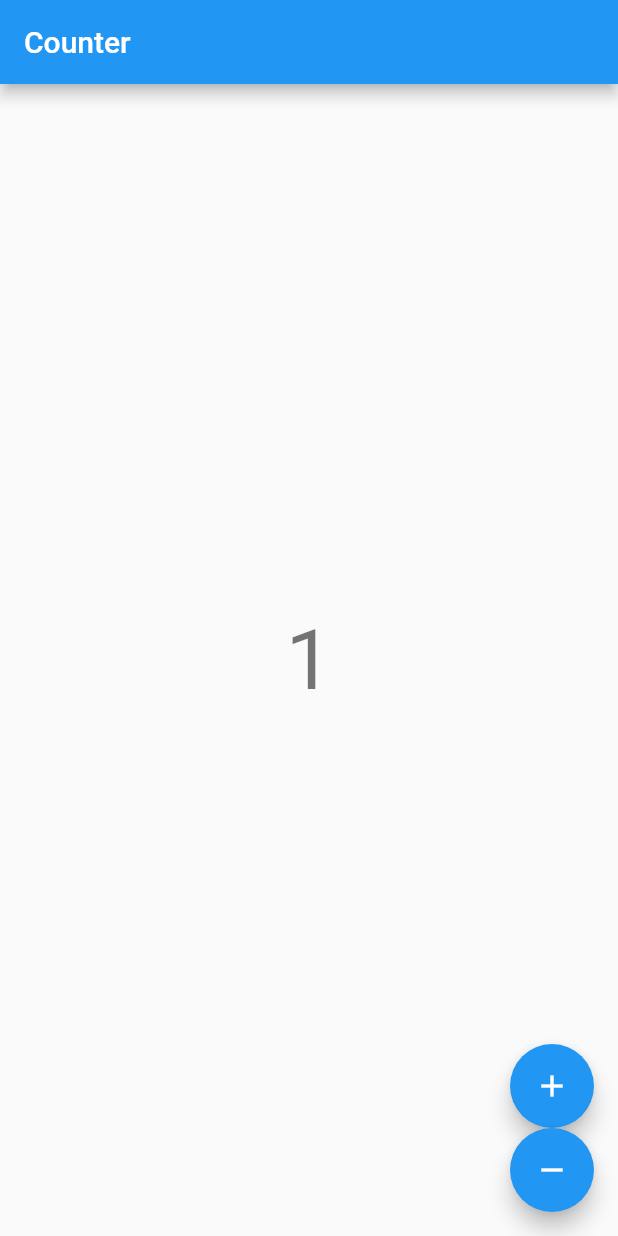
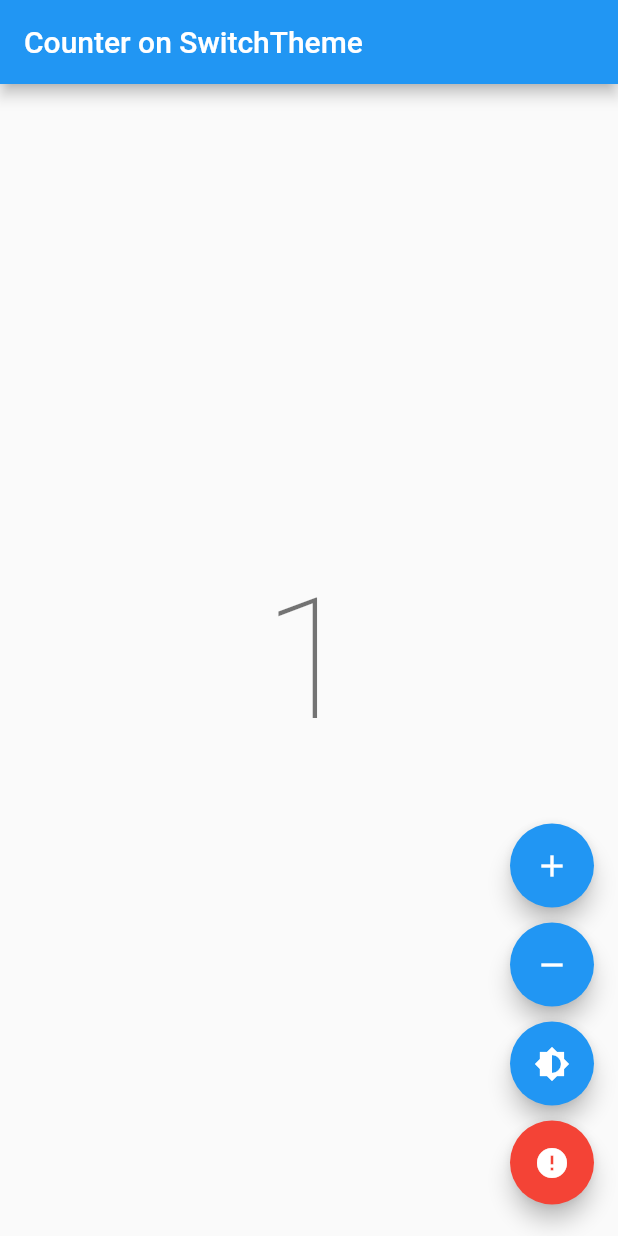
Before and after one commit to KonstantinDuda/flutter_BLoC, a Flutter app: the screen it shows after launch, after a tap on the "add" icon, on a phone screen of 412 x 824 dp. Run offline on Flutter 3.47's test engine with Material 2 defaults, Android fonts, the phone set to English and light mode, and no system bars; our stand-ins replace bloc, flutter_bloc.

Commit message:
ThemeSwitch
Переписал программу. Теперь тут и смена тебя и счетчик. TODO: Раскидать по разным файлам

```diff
--- a/lib/main.dart
+++ b/lib/main.dart
@@ -1,14 +1,180 @@
 import 'package:flutter/material.dart';
-import 'package:bloc/bloc.dart';
-//import 'package:flutter_bloc/flutter_bloc.dart';
-import 'bloc/counter_observer.dart';
-import 'app.dart';
+import 'package:flutter_bloc/flutter_bloc.dart';
+import 'dart:async';
+/*
+import 'view/home_page.dart';
+import 'bloc/theme_bloc.dart';
+import 'theme/theme_state.dart';
 
+void main() => runApp(MyApp());
+
+class MyApp extends StatelessWidget {
+  @override
+  Widget build(BuildContext context) {
+    return BlocProvider(
+      builder: (context) => ThemeBloc(),
+      child: BlocBuilder<ThemeBloc, ThemeState>(
+        builder: _buildWithTheme,
+      ),
+    );
+  }
+
+  Widget _buildWithTheme(BuildContext context, ThemeState state) {
+    return MaterialApp(
+      title: 'MaterialApp',
+      home: HomePage(),
+      theme: state.themeData,
+    );
+  }
+}*/
+
+class SimpleBlocObserver extends BlocObserver {
+  @override
+  void onEvent(Bloc bloc, Object event) {
+    print(event);
+    super.onEvent(bloc, event);
+  }
+
+  @override
+  void onChange(Cubit cubit, Change change) {
+    print(change);
+    super.onChange(cubit, change);
+  }
+
+  @override
+  void onTransition(Bloc bloc, Transition transition) {
+    print(transition);
+    super.onTransition(bloc, transition);
+  }
+
+  @override
+  void onError(Cubit cubit, Object error, StackTrace stackTrace) {
+    print(error);
+    super.onError(cubit, error, stackTrace);
+  }
+}
 
 void main() {
-  Bloc.observer = CounterObserver(); // Создается для реагирования на все переходы
-    // Блок делегат. По сути наблюдает за всеми изменениями состояний в приложении
-    // Создается наследованием от BlocObserver
-    // и перегрузкой метода onChange()
-  runApp(const CounterApp());
+  Bloc.observer = SimpleBlocObserver();
+  runApp(App());
 }
+
+class App extends StatelessWidget {
+
+  @override
+  Widget build(BuildContext context) {
+    return BlocProvider(
+      create: (_) => ThemeCubit(),
+      child: BlocBuilder<ThemeCubit, ThemeData>(
+        builder: (_, theme) {
+          return MaterialApp(
+            theme: theme,
+            home: BlocProvider(
+              create: (_) => CounterBloc(),
+              child: CounterPage(),
+            ),
+          );
+        },
+      ),
+    );
+  }
+}
+
+class CounterPage extends StatelessWidget {
+
+  @override
+  Widget build(BuildContext context) {
+    return Scaffold(
+      appBar: AppBar(title: const Text('Counter on SwitchTheme')),
+      body: BlocBuilder<CounterBloc, int>(
+        builder: (_, count) {
+          return Center(
+            child: Text(
+              '$count',
+              style: Theme.of(context).textTheme.headline1,
+            ),
+          );
+        },
+      ),
+      floatingActionButton: Column(
+        crossAxisAlignment: CrossAxisAlignment.end,
+        mainAxisAlignment: MainAxisAlignment.end,
+        children: <Widget>[
+          Padding(
+            padding: const EdgeInsets.symmetric(vertical: 5.0),
+            child: FloatingActionButton(
+              child: const Icon(Icons.add),
+              onPressed: () =>
+                context.read<CounterBloc>().add(CounterEvent.increment),
+            ),
+          ),
+          Padding(
+            padding: const EdgeInsets.symmetric(vertical: 5.0),
+            child: FloatingActionButton(
+              child: const Icon(Icons.remove),
+              onPressed: () =>
+                context.read<CounterBloc>().add(CounterEvent.decrement),
+            ),
+          ),
+          Padding(
+            padding: const EdgeInsets.symmetric(vertical: 5.0),
+            child: FloatingActionButton(
+              child: const Icon(Icons.brightness_6),
+              onPressed: () => context.read<ThemeCubit>().toggleTheme(),
+            ),
+          ),
+          Padding(
+            padding: const EdgeInsets.symmetric(vertical: 5.0),
+            child: FloatingActionButton(
+              backgroundColor: Colors.red,
+              child: const Icon(Icons.error),
+              onPressed: () => context.read<CounterBloc>().add(null),
+            ),
+          ),
+        ],
+      ),
+    );
+  }
+}
+
+enum CounterEvent {increment, decrement}
+
+class CounterBloc extends Bloc<CounterEvent, int> {
+  CounterBloc() : super(0);
+
+  @override
+  Stream<int> mapEventToState(CounterEvent event) async* {
+    switch (event) {
+      case CounterEvent.decrement:
+        yield state - 1;
+        break;
+      case CounterEvent.increment:
+        yield state + 1;
+        break;
+      default:
+        addError(Exception('unsupported event'));
+    }
+  }
+}
+
+class ThemeCubit extends Cubit<ThemeData> {
+  ThemeCubit() : super(_lightTheme);
+
+  static final _lightTheme = ThemeData(
+    floatingActionButtonTheme: const FloatingActionButtonThemeData(
+      foregroundColor: Colors.white,
+    ),
+    brightness: Brightness.light,
+  );
+
+  static final _darkTheme = ThemeData(
+    floatingActionButtonTheme: const FloatingActionButtonThemeData(
+      foregroundColor: Colors.black,
+    ),
+    brightness: Brightness.dark,
+  );
+
+  void toggleTheme() {
+    emit(state.brightness == Brightness.dark ? _lightTheme : _darkTheme);
+  }
+}
```
